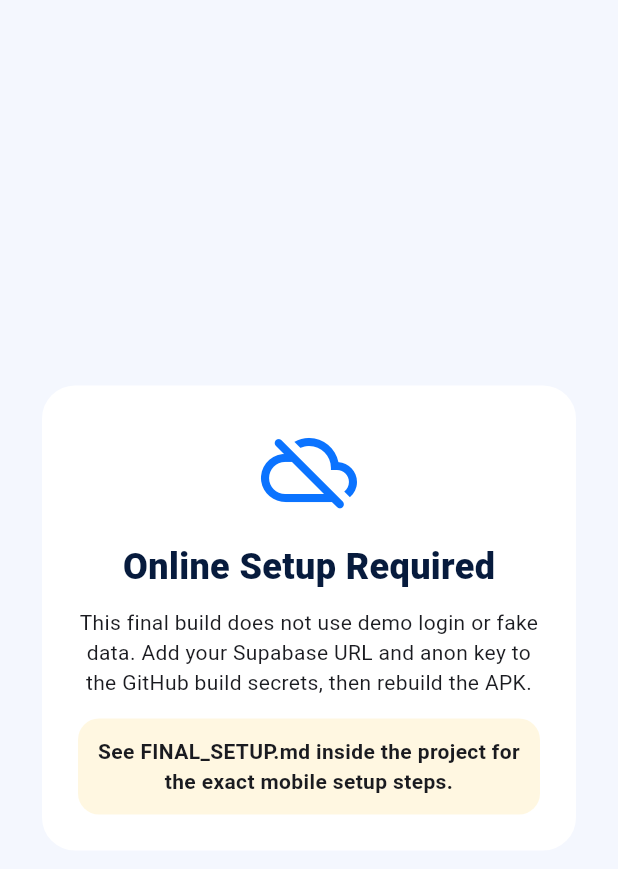
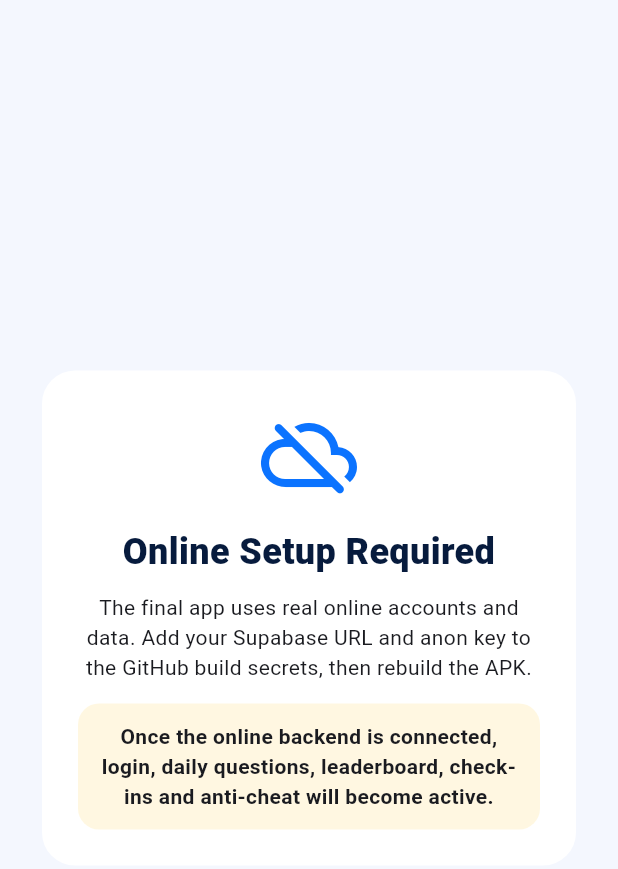
Before and after one commit to asmatshah740-ux/AsmatGKQuiz, a Flutter app: the screen it shows after launch, on a phone screen of 412 x 824 dp. Shown: the top 869 px of the screen. Run offline on Flutter 3.47's test engine with Material 3 defaults, Android fonts, the phone set to English and light mode, and no system bars; our stand-ins replace google_mobile_ads, shared_preferences, supabase_flutter; accounts and stored records are empty.

Commit message:
Fix startup runtime crash

```diff
--- a/lib/main.dart
+++ b/lib/main.dart
@@ -6,25 +6,41 @@
 import 'screens/home_screen.dart';
 import 'screens/setup_required_screen.dart';
 import 'screens/splash_screen.dart';
-import 'services/ad_service.dart';
 import 'widgets/app_theme.dart';
 
 Future<void> main() async {
   WidgetsFlutterBinding.ensureInitialized();
 
+  var backendReady = false;
+  String? startupError;
+
   if (AppConfig.backendConfigured) {
-    await Supabase.initialize(
-      url: AppConfig.supabaseUrl,
-      anonKey: AppConfig.supabaseAnonKey,
-    );
-    await AdService.instance.initialize();
+    try {
+      await Supabase.initialize(
+        url: AppConfig.supabaseUrl,
+        anonKey: AppConfig.supabaseAnonKey,
+      );
+      backendReady = true;
+    } catch (e) {
+      startupError = 'Online backend could not start: $e';
+    }
   }
 
-  runApp(const AsmatQuizApp());
+  runApp(AsmatQuizApp(
+    backendReady: backendReady,
+    startupError: startupError,
+  ));
 }
 
 class AsmatQuizApp extends StatelessWidget {
-  const AsmatQuizApp({super.key});
+  const AsmatQuizApp({
+    super.key,
+    required this.backendReady,
+    this.startupError,
+  });
+
+  final bool backendReady;
+  final String? startupError;
 
   @override
   Widget build(BuildContext context) {
@@ -32,13 +48,23 @@
       debugShowCheckedModeBanner: false,
       title: "Asmat's World - GK Quiz",
       theme: AppTheme.light(),
-      home: const SplashRouter(),
+      home: SplashRouter(
+        backendReady: backendReady,
+        startupError: startupError,
+      ),
     );
   }
 }
 
 class SplashRouter extends StatefulWidget {
-  const SplashRouter({super.key});
+  const SplashRouter({
+    super.key,
+    required this.backendReady,
+    this.startupError,
+  });
+
+  final bool backendReady;
+  final String? startupError;
 
   @override
   State<SplashRouter> createState() => _SplashRouterState();
@@ -58,7 +84,10 @@
   @override
   Widget build(BuildContext context) {
     if (_showSplash) return const SplashScreen();
-    if (!AppConfig.backendConfigured) return const SetupRequiredScreen();
+
+    if (!AppConfig.backendConfigured || !widget.backendReady) {
+      return SetupRequiredScreen(startupError: widget.startupError);
+    }
 
     return StreamBuilder<AuthState>(
       stream: Supabase.instance.client.auth.onAuthStateChange,
--- a/lib/screens/setup_required_screen.dart
+++ b/lib/screens/setup_required_screen.dart
@@ -3,7 +3,9 @@
 import '../widgets/app_theme.dart';
 
 class SetupRequiredScreen extends StatelessWidget {
-  const SetupRequiredScreen({super.key});
+  const SetupRequiredScreen({super.key, this.startupError});
+
+  final String? startupError;
 
   @override
   Widget build(BuildContext context) {
@@ -12,6 +14,7 @@
         child: Padding(
           padding: const EdgeInsets.all(24),
           child: Center(
+            child: SingleChildScrollView(
               child: Card(
                 child: Padding(
                   padding: const EdgeInsets.all(24),
@@ -20,19 +23,47 @@
                     children: [
                       const Icon(Icons.cloud_off_rounded, size: 64, color: AppTheme.blue),
                       const SizedBox(height: 16),
-                    const Text('Online Setup Required', style: TextStyle(fontSize: 24, fontWeight: FontWeight.w900, color: AppTheme.navy)),
+                      const Text(
+                        'Online Setup Required',
+                        textAlign: TextAlign.center,
+                        style: TextStyle(fontSize: 24, fontWeight: FontWeight.w900, color: AppTheme.navy),
+                      ),
                       const SizedBox(height: 10),
                       const Text(
-                      'This final build does not use demo login or fake data. Add your Supabase URL and anon key to the GitHub build secrets, then rebuild the APK.',
+                        'The final app uses real online accounts and data. Add your Supabase URL and anon key to the GitHub build secrets, then rebuild the APK.',
                         textAlign: TextAlign.center,
                       ),
+                      if (startupError != null) ...[
+                        const SizedBox(height: 16),
+                        Container(
+                          width: double.infinity,
+                          padding: const EdgeInsets.all(12),
+                          decoration: BoxDecoration(
+                            color: Colors.red.withValues(alpha: .08),
+                            borderRadius: BorderRadius.circular(14),
+                          ),
+                          child: Text(
+                            startupError!,
+                            textAlign: TextAlign.center,
+                            style: const TextStyle(fontSize: 12, fontWeight: FontWeight.w600),
+                          ),
+                        ),
+                      ],
                       const SizedBox(height: 14),
                       Container(
                         padding: const EdgeInsets.all(12),
-                      decoration: BoxDecoration(color: AppTheme.gold.withValues(alpha: .14), borderRadius: BorderRadius.circular(14)),
-                      child: const Text('See FINAL_SETUP.md inside the project for the exact mobile setup steps.', textAlign: TextAlign.center, style: TextStyle(fontWeight: FontWeight.w700)),
+                        decoration: BoxDecoration(
+                          color: AppTheme.gold.withValues(alpha: .14),
+                          borderRadius: BorderRadius.circular(14),
+                        ),
+                        child: const Text(
+                          'Once the online backend is connected, login, daily questions, leaderboard, check-ins and anti-cheat will become active.',
+                          textAlign: TextAlign.center,
+                          style: TextStyle(fontWeight: FontWeight.w700),
+                        ),
                       ),
                     ],
+                  ),
                 ),
               ),
             ),
```
Also changed, not shown: lib/services/ad_service.dart (+39 -14 lines). Lines whose indentation alone changed are shown as unchanged.
